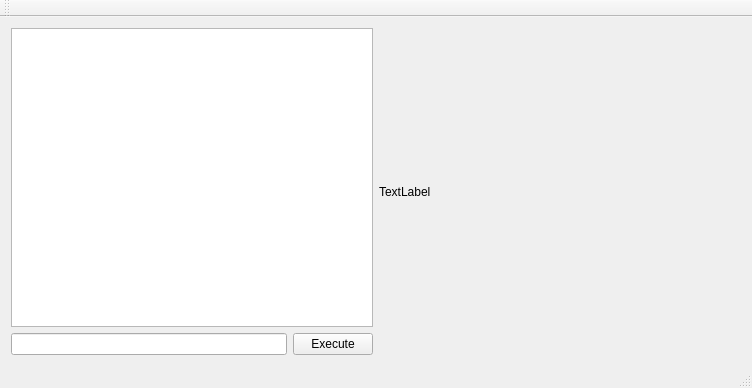
The window that src/REditor/MainWindow.ui (Polymedia/VIP-Proto) describes before a commit, drawn with Qt 5.
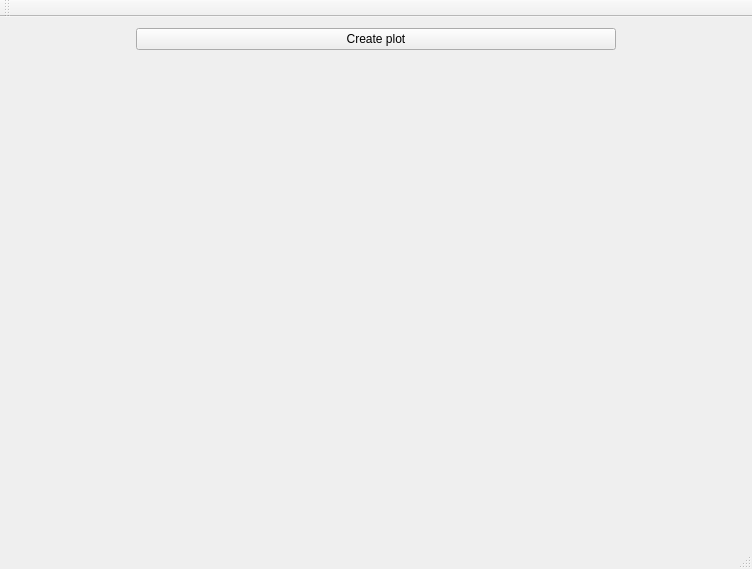
The same window after the commit.

```diff
--- a/src/REditor/MainWindow.ui
+++ b/src/REditor/MainWindow.ui
@@ -14,44 +14,36 @@
    <string>MainWindow</string>
   </property>
   <widget class="QWidget" name="centralWidget">
-   <layout class="QHBoxLayout" name="horizontalLayout_2">
-    <item>
-     <layout class="QVBoxLayout" name="verticalLayout">
-      <item>
-       <widget class="QTextEdit" name="teConsole">
-        <property name="readOnly">
-         <bool>true</bool>
-        </property>
-       </widget>
-      </item>
-      <item>
        <layout class="QHBoxLayout" name="horizontalLayout">
         <item>
-         <widget class="QLineEdit" name="leInput"/>
-        </item>
+     <layout class="QVBoxLayout" name="verticalLayout">
         <item>
-         <widget class="QPushButton" name="btnExecute">
+       <widget class="QPushButton" name="btnUpdatePlot">
           <property name="text">
-           <string>Execute</string>
-          </property>
-         </widget>
-        </item>
-       </layout>
-      </item>
-     </layout>
+         <string>Create plot</string>
+        </property>
+       </widget>
     </item>
     <item>
      <widget class="QLabel" name="lbPlot">
       <property name="sizePolicy">
-       <sizepolicy hsizetype="Expanding" vsizetype="Expanding">
+         <sizepolicy hsizetype="Fixed" vsizetype="Fixed">
         <horstretch>0</horstretch>
         <verstretch>0</verstretch>
        </sizepolicy>
       </property>
+        <property name="minimumSize">
+         <size>
+          <width>480</width>
+          <height>480</height>
+         </size>
+        </property>
       <property name="text">
-       <string>TextLabel</string>
-      </property>
-     </widget>
+         <string/>
+        </property>
+       </widget>
+      </item>
+     </layout>
     </item>
    </layout>
   </widget>
```
Lines whose indentation alone changed are shown as unchanged.
